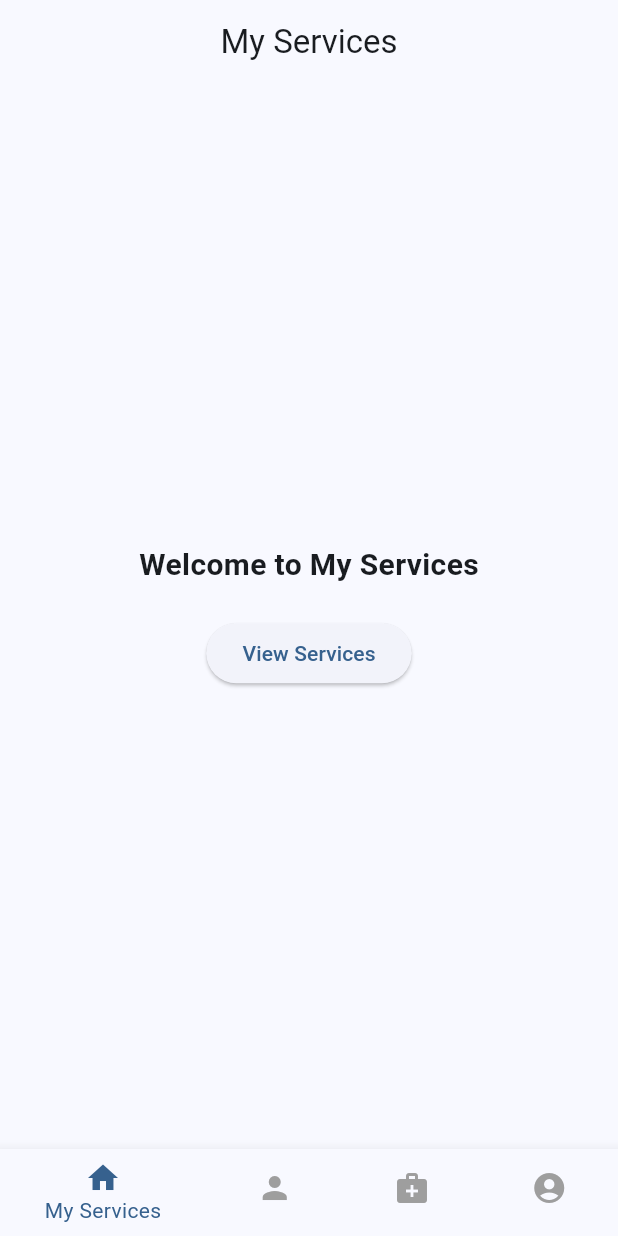
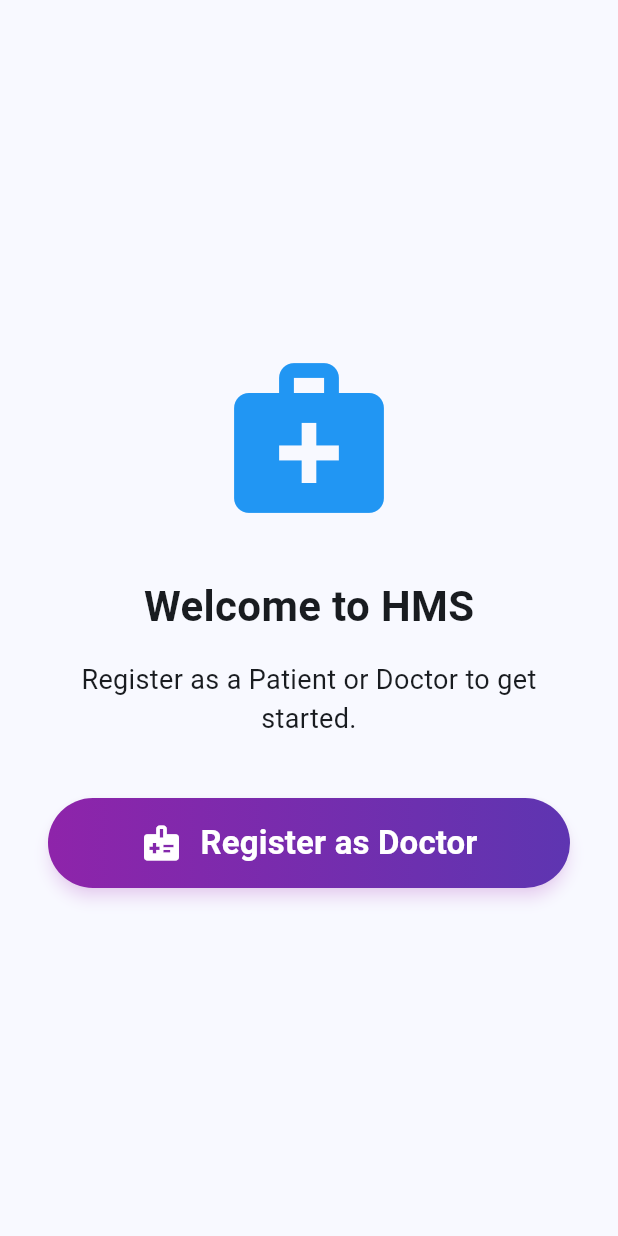
Before and after one commit to HaseebKahn365/mad_hms, a Flutter app: the screen it shows after launch, on a phone screen of 412 x 824 dp. Run offline on Flutter 3.47's test engine with Material 3 defaults, Android fonts, the phone set to English and light mode, and no system bars; our stand-ins replace cached_network_image, cloud_firestore, firebase_core, firebase_messaging, firebase_storage, flutter_local_notifications and 3 more; missing offline and left inert: tap_debouncer; accounts and stored records are empty; key blocks and very long unbroken strings in the code were emptied for the run.

Commit message:
registration and login

```diff
--- a/lib/main.dart
+++ b/lib/main.dart
@@ -8,6 +8,7 @@ import 'package:mad_hms/notifications/get_service_key.dart';
 import 'package:mad_hms/notifications/notification_service.dart';
 import 'package:mad_hms/patient/patient_home.dart';
 import 'package:mad_hms/patient/profile.dart';
+import 'package:mad_hms/registration/registration.dart';
 import 'package:mad_hms/themes/provider.dart';
 import 'package:provider/provider.dart';
 
@@ -128,30 +129,13 @@ class _MyAppState extends State<MyApp> {
       home: Builder(
         builder:
             (context) =>
-                showSplashScreen ? const SplashScreen() : const HomeScreen(),
+                showSplashScreen ? const SplashScreen() : PatientHome(),
       ),
     );
   }
 }
 
 bool showSplashScreen = true;
-
-class HomeScreen extends StatelessWidget {
-  const HomeScreen({super.key});
-
-  @override
-  Widget build(BuildContext context) {
-    //we will show the patient or doctor screen based on user type
-    if (currUserType == AppFor.patient) {
-      return const PatientHome(); // Replace with actual patient home widget
-    } else if (currUserType == AppFor.doctor) {
-      // return const DoctorHome(); // Replace with actual doctor home widget
-    } else {
-      return const AdminDashboard(); // Admin dashboard for admin user type
-    }
-    return Scaffold(body: Text('Unknown User Type'));
-  }
-}
 
 class SplashScreen extends StatefulWidget {
   const SplashScreen({super.key});
@@ -164,13 +148,43 @@ class _SplashScreenState extends State<SplashScreen> {
   @override
   void initState() {
     super.initState();
+    handleNavigation();
+  }
+
+  Future<void> handleNavigation() async {
     // Navigate to home screen after 2 seconds
-    Future.delayed(const Duration(seconds: 1), () {
+
+    // navigate to registration screen is createdAt is less than 5 seconds in the patient profile provider
+    final patientProfileProvider = Provider.of<PatientProfileProvider>(
+      context,
+      listen: false,
+    );
+
+    await patientProfileProvider.initPrefs();
+
+    if (patientProfileProvider.createdAt.isBefore(
+      DateTime.now().subtract(const Duration(seconds: 123123)),
+    )) {
+      log(
+        'Navigating to Home Screen because created secs ago: ${DateTime.now().difference(patientProfileProvider.createdAt).inSeconds} seconds',
+      );
+      // If createdAt is more than 5 seconds ago, navigate to home screen
       Navigator.pushReplacement(
         context,
-        MaterialPageRoute(builder: (context) => const HomeScreen()),
+        MaterialPageRoute(builder: (context) => const PatientHome()),
       );
-    });
+    } else {
+      log(
+        'Navigating to Home Screen because created secs ago: ${DateTime.now().difference(patientProfileProvider.createdAt).inSeconds} seconds',
+      );
+      // If createdAt is less than 5 seconds ago, navigate to registration screen
+      Future.delayed(const Duration(seconds: 2), () {
+        Navigator.pushReplacement(
+          context,
+          MaterialPageRoute(builder: (context) => const RegistrationScreen()),
+        );
+      });
+    }
   }
 
   @override
--- /dev/null
+++ b/lib/registration/registration.dart
@@ -0,0 +1,232 @@
+// create a page view to register the user as a patient or doctor:
+
+/*
+Here is how :
+the first page view will give user two options to register as a patient or doctor.
+which will take user to the respective registration page.
+registration page allow the user to either login or signup.
+once the user is registered or logged in, it will take the user to the home page using pushReplacement.
+ */
+
+import 'package:flutter/material.dart';
+import 'package:mad_hms/patient/patient_home.dart';
+import 'package:mad_hms/registration/doctor_registration.dart';
+import 'package:mad_hms/registration/patient_registration.dart';
+
+class RegistrationScreen extends StatefulWidget {
+  const RegistrationScreen({super.key});
+
+  @override
+  State<RegistrationScreen> createState() => _RegistrationScreenState();
+}
+
+const bool isDoctorApp = true;
+
+class _RegistrationScreenState extends State<RegistrationScreen> {
+  final PageController _pageController = PageController();
+
+  void _goToAuthPage(bool doctor) {
+    _pageController.nextPage(
+      duration: const Duration(milliseconds: 300),
+      curve: Curves.easeIn,
+    );
+  }
+
+  void _goToHome() {
+    // You can handle navigation outside this widget, or pop to root, etc.
+    // For now, just show a dialog as a placeholder.
+    showDialog(
+      context: context,
+      builder:
+          (_) => AlertDialog(
+            title: const Text('Authenticated!'),
+            content: const Text(
+              'You are now logged in. Implement navigation as needed.',
+            ),
+            actions: [
+              TextButton(
+                onPressed: () => Navigator.of(context).pop(),
+                child: const Text('OK'),
+              ),
+
+              TextButton(
+                onPressed: () {
+                  Navigator.of(context).pop(); // Close the dialog
+                  Navigator.of(context).pushReplacement(
+                    MaterialPageRoute(builder: (context) => PatientHome()),
+                  );
+                },
+                child: const Text('for test'),
+              ),
+            ],
+          ),
+    );
+  }
+
+  void _goBack() {
+    _pageController.previousPage(
+      duration: const Duration(milliseconds: 300),
+      curve: Curves.easeOut,
+    );
+  }
+
+  @override
+  Widget build(BuildContext context) {
+    return Scaffold(
+      body: PageView(
+        controller: _pageController,
+        physics: const NeverScrollableScrollPhysics(),
+        children: [
+          // First page: Choose Patient or Doctor
+          Center(
+            child: Padding(
+              padding: const EdgeInsets.all(32.0),
+              child: Column(
+                mainAxisAlignment: MainAxisAlignment.center,
+                children: [
+                  const Icon(
+                    Icons.medical_services,
+                    size: 120,
+                    color: Colors.blue,
+                  ),
+                  const SizedBox(height: 32),
+                  const Text(
+                    "Welcome to HMS",
+                    style: TextStyle(fontSize: 28, fontWeight: FontWeight.bold),
+                  ),
+                  const SizedBox(height: 16),
+                  const Text(
+                    "Register as a Patient or Doctor to get started.",
+                    style: TextStyle(fontSize: 18),
+                    textAlign: TextAlign.center,
+                  ),
+                  const SizedBox(height: 40),
+                  // Sexy Patient Button
+                  if (!isDoctorApp)
+                    SizedBox(
+                      width: double.infinity,
+                      height: 60,
+                      child: ElevatedButton(
+                        onPressed: () => _goToAuthPage(false),
+                        style: ElevatedButton.styleFrom(
+                          shape: RoundedRectangleBorder(
+                            borderRadius: BorderRadius.circular(32),
+                          ),
+                          padding: EdgeInsets.zero,
+                          elevation: 4,
+                          backgroundColor: Colors.transparent,
+                          shadowColor: Colors.blueAccent.withOpacity(0.3),
+                        ),
+                        child: Ink(
+                          decoration: BoxDecoration(
+                            gradient: const LinearGradient(
+                              colors: [Color(0xFF42A5F5), Color(0xFF478DE0)],
+                              begin: Alignment.centerLeft,
+                              end: Alignment.centerRight,
+                            ),
+                            borderRadius: BorderRadius.circular(32),
+                          ),
+                          child: Container(
+                            alignment: Alignment.center,
+                            child: Row(
+                              mainAxisAlignment: MainAxisAlignment.center,
+                              children: const [
+                                Icon(
+                                  Icons.person,
+                                  color: Colors.white,
+                                  size: 28,
+                                ),
+                                SizedBox(width: 12),
+                                Text(
+                                  "Register as Patient",
+                                  style: TextStyle(
+                                    color: Colors.white,
+                                    fontSize: 22,
+                                    fontWeight: FontWeight.bold,
+                                  ),
+                                ),
+                              ],
+                            ),
+                          ),
+                        ),
+                      ),
+                    ),
+                  // Sexy Doctor Button
+                  if (isDoctorApp)
+                    SizedBox(
+                      width: double.infinity,
+                      height: 60,
+                      child: ElevatedButton(
+                        onPressed: () => _goToAuthPage(true),
+                        style: ElevatedButton.styleFrom(
+                          shape: RoundedRectangleBorder(
+                            borderRadius: BorderRadius.circular(32),
+                          ),
+                          padding: EdgeInsets.zero,
+                          elevation: 4,
+                          backgroundColor: Colors.transparent,
+                          shadowColor: Colors.purpleAccent.withOpacity(0.3),
+                        ),
+                        child: Ink(
+                          decoration: BoxDecoration(
+                            gradient: const LinearGradient(
+                              colors: [Color(0xFF8E24AA), Color(0xFF5E35B1)],
+                              begin: Alignment.centerLeft,
+                              end: Alignment.centerRight,
+                            ),
+                            borderRadius: BorderRadius.circular(32),
+                          ),
+                          child: Container(
+                            alignment: Alignment.center,
+                            child: Row(
+                              mainAxisAlignment: MainAxisAlignment.center,
+                              children: const [
+                                Icon(
+                                  Icons.medical_information,
+                                  color: Colors.white,
+                                  size: 28,
+                                ),
+                                SizedBox(width: 12),
+                                Text(
+                                  "Register as Doctor",
+                                  style: TextStyle(
+                                    color: Colors.white,
+                                    fontSize: 22,
+                                    fontWeight: FontWeight.bold,
+                                  ),
+                                ),
+                              ],
+                            ),
+                          ),
+                        ),
+                      ),
+                    ),
+                ],
+              ),
+            ),
+          ),
+          // Second page: Auth screen with back button
+          Scaffold(
+            appBar: AppBar(
+              leading: IconButton(
+                icon: const Icon(Icons.arrow_back),
+                onPressed: _goBack,
+              ),
+              title: Text(
+                isDoctorApp ? 'Doctor Registration' : 'Patient Registration',
+              ),
+              automaticallyImplyLeading: false,
+              elevation: 0,
+              backgroundColor: Colors.transparent,
+              foregroundColor: Colors.black,
+            ),
+            body:
+                isDoctorApp
+                    ? DoctorRegistration(onAuthenticated: _goToHome)
+                    : PatientRegistration(onAuthenticated: _goToHome),
+          ),
+        ],
+      ),
+    );
+  }
+}
--- a/pubspec.yaml
+++ b/pubspec.yaml
@@ -46,7 +46,7 @@ dependencies:
   uuid: ^4.5.1
   tap_debouncer: ^2.2.0
   firebase_storage: ^12.4.6
-
+  shared_preferences: ^2.5.3
 
 dev_dependencies:
   flutter_test:
```
Also changed, not shown: lib/patient/patient_home.dart (+10 -0 lines), lib/patient/profile.dart (+82 -26 lines), lib/registration/doctor_registration.dart (added, +52 -0 lines), lib/registration/patient_registration.dart (added, +61 -0 lines), pubspec.lock, 1 other file.
